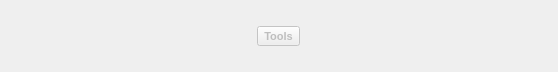
Before: the Qt Designer form SeaGoatVision/client/qt/uifiles/WinMain.ui in Octets/SeaGoatVision, drawn with Qt 5.
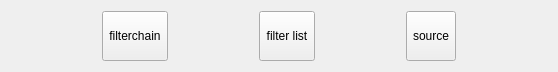
After: the same form once the commit is applied. Icons and pictures are not drawn.

Commit message: Add winsource and toolbar. Remove source from winfilterchain. All windows can be delete and reopen.

The edit to the form file:
```diff
--- a/SeaGoatVision/client/qt/uifiles/WinMain.ui
+++ b/SeaGoatVision/client/qt/uifiles/WinMain.ui
@@ -20,26 +20,41 @@
       <number>0</number>
      </property>
      <item>
-      <widget class="QToolButton" name="toolsButton">
-       <property name="enabled">
-        <bool>false</bool>
+      <widget class="QToolButton" name="btnFilterChain">
+       <property name="sizePolicy">
+        <sizepolicy hsizetype="Fixed" vsizetype="MinimumExpanding">
+         <horstretch>0</horstretch>
+         <verstretch>0</verstretch>
+        </sizepolicy>
        </property>
-       <property name="font">
-        <font>
-         <pointsize>8</pointsize>
-         <weight>75</weight>
-         <bold>true</bold>
-        </font>
+       <property name="text">
+        <string>filterchain</string>
        </property>
+      </widget>
+     </item>
+     <item>
+      <widget class="QToolButton" name="btnFilterList">
+       <property name="sizePolicy">
+        <sizepolicy hsizetype="Fixed" vsizetype="MinimumExpanding">
+         <horstretch>0</horstretch>
+         <verstretch>0</verstretch>
+        </sizepolicy>
+       </property>
        <property name="text">
-        <string>Tools</string>
+        <string>filter list</string>
        </property>
-       <property name="icon">
-        <iconset>
-         <normaloff>../../../../../../../usr/share/icons/gnome/24x24/actions/gtk-execute.png</normaloff>../../../../../../../usr/share/icons/gnome/24x24/actions/gtk-execute.png</iconset>
+      </widget>
+     </item>
+     <item>
+      <widget class="QToolButton" name="btnSource">
+       <property name="sizePolicy">
+        <sizepolicy hsizetype="Fixed" vsizetype="MinimumExpanding">
+         <horstretch>0</horstretch>
+         <verstretch>0</verstretch>
+        </sizepolicy>
        </property>
-       <property name="toolButtonStyle">
-        <enum>Qt::ToolButtonTextUnderIcon</enum>
+       <property name="text">
+        <string>source</string>
        </property>
       </widget>
      </item>
```
The commit also changes 13 other files.
